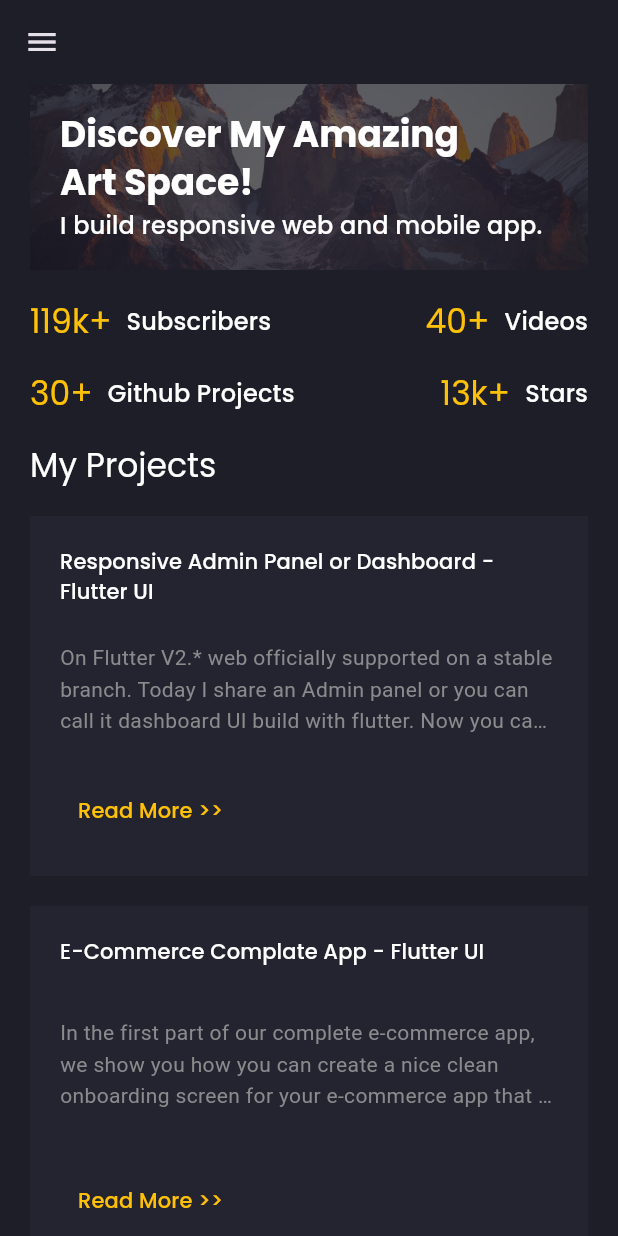
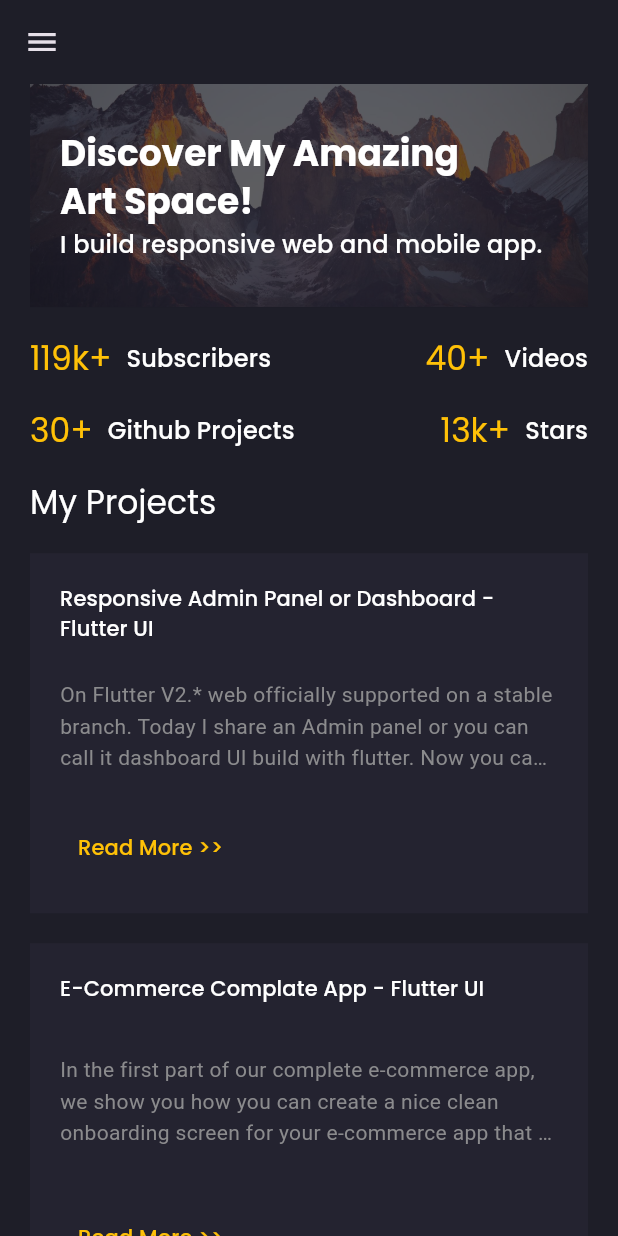
Before and after one commit to Aksharpatel06/portfolio, a Flutter app: the screen it shows after launch, on a phone screen of 412 x 824 dp. Run offline on Flutter 3.47's test engine with Material 3 defaults, Android fonts, the phone set to English and light mode, and no system bars; drawn by our look-alikes of animated_text_kit; our stand-ins replace flutter_svg, google_fonts.

Commit message:
17-05-2024

```diff
--- a/lib/responsive.dart
+++ b/lib/responsive.dart
@@ -16,16 +16,16 @@ class Responsive extends StatelessWidget {
   }) : super(key: key);
 
   static bool isMobile(BuildContext context) =>
-      MediaQuery.of(context).size.width <= 500;
+      MediaQuery.of(context).size.width <= 514;
 
   static bool isMobileLarge(BuildContext context) =>
       MediaQuery.of(context).size.width <= 700;
 
   static bool isTablet(BuildContext context) =>
-      MediaQuery.of(context).size.width <= 1024;
+      MediaQuery.of(context).size.width <=1074;
 
   static bool isDesktop(BuildContext context) =>
-      MediaQuery.of(context).size.width > 1024;
+      MediaQuery.of(context).size.width > 1074;
 
   @override
   Widget build(BuildContext context) {
@@ -34,7 +34,7 @@ class Responsive extends StatelessWidget {
       return desktop;
     } else if (_size.width >= 700 && tablet != null) {
       return tablet!;
-    } else if (_size.width >= 500 && mobileLarge != null) {
+    } else if (_size.width >= 514 && mobileLarge != null) {
       return mobileLarge!;
     } else {
       return mobile;
--- a/lib/screen/home_Screen/componects/home_banner.dart
+++ b/lib/screen/home_Screen/componects/home_banner.dart
@@ -14,7 +14,7 @@ class HomeBanner extends StatelessWidget {
   @override
   Widget build(BuildContext context) {
     return AspectRatio(
-      aspectRatio: 3,
+      aspectRatio: Responsive.isMobile(context) ? 2.5 :3 ,
       child: Stack(
         fit: StackFit.expand,
         children: [
--- a/lib/screen/home_Screen/home_screen.dart
+++ b/lib/screen/home_Screen/home_screen.dart
@@ -1,9 +1,7 @@
 import 'package:flutter/cupertino.dart';
 import 'package:flutter/material.dart';
 import 'package:flutter/widgets.dart';
-import 'package:portfolio/model/Recommendation.dart';
 import 'package:portfolio/screen/main_screen/main_screen.dart';
-import 'package:portfolio/utils/color_theme.dart';
 
 import 'componects/heigh_light_info.dart';
 import 'componects/home_banner.dart';
--- a/lib/screen/main_screen/componects/my_info.dart
+++ b/lib/screen/main_screen/componects/my_info.dart
@@ -17,10 +17,11 @@ class MyInfo extends StatelessWidget {
             const Spacer(flex: 2,),
             const CircleAvatar(
               radius: 50,
+              backgroundImage: AssetImage('asset/image/Myimage.jpg'),
             ),
             const Spacer(),
             Text('Akshar Patel',style: Theme.of(context).textTheme.subtitle2,),
-            const Text('Flutter Developer',textAlign: TextAlign.center,style: TextStyle(fontWeight: FontWeight.w200,height: 1.5),),
+            const Text('Flutter Developer \n Red & White Multimedia',textAlign: TextAlign.center,style: TextStyle(fontWeight: FontWeight.w200,height: 1.5),),
             const Spacer(flex: 2,),
           ],
         ),
--- a/lib/screen/main_screen/componects/side_menu.dart
+++ b/lib/screen/main_screen/componects/side_menu.dart
@@ -74,7 +74,8 @@ class SideMenu extends StatelessWidget {
                     children: [
                       const Spacer(),
                       IconButton(
-                        onPressed: () {},
+                        onPressed: () {
+                        },
                         icon: SvgPicture.asset('asset/icon/linkedin.svg'),
                       ),
                       IconButton(
--- a/lib/screen/main_screen/componects/skills.dart
+++ b/lib/screen/main_screen/componects/skills.dart
@@ -25,9 +25,9 @@ class Skills extends StatelessWidget {
           children: [
             Expanded(child: AnimatedCircularProgessIndicator(percetanges: 0.8,label: "Flutter",)),
             SizedBox(width: defaultPadding,),
-            Expanded(child: AnimatedCircularProgessIndicator(percetanges: 0.72,label: "Django",)),
+            Expanded(child: AnimatedCircularProgessIndicator(percetanges: 0.72,label: "PHP",)),
             SizedBox(width: defaultPadding,),
-            Expanded(child: AnimatedCircularProgessIndicator(percetanges: 0.65,label: "Firebase",)),
+            Expanded(child: AnimatedCircularProgessIndicator(percetanges: 0.65,label: "Figma",)),
           ],
         )
       ],
--- a/lib/screen/main_screen/main_screen.dart
+++ b/lib/screen/main_screen/main_screen.dart
@@ -21,6 +21,7 @@ class MainScreen extends StatelessWidget {
           Scaffold.of(context).openDrawer();
         },icon: const Icon(Icons.menu),)),
       ),
+      drawer: SideMenu(),
       body: Container(
         constraints: BoxConstraints(
           maxWidth: maxWidth.toDouble(),
```
